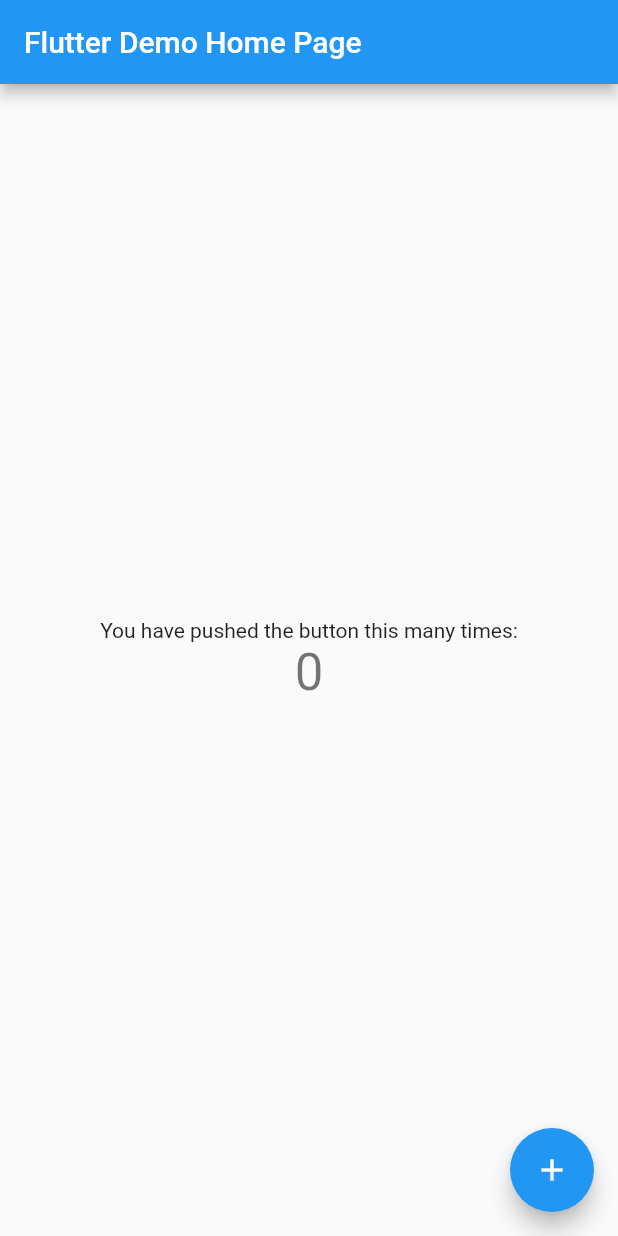
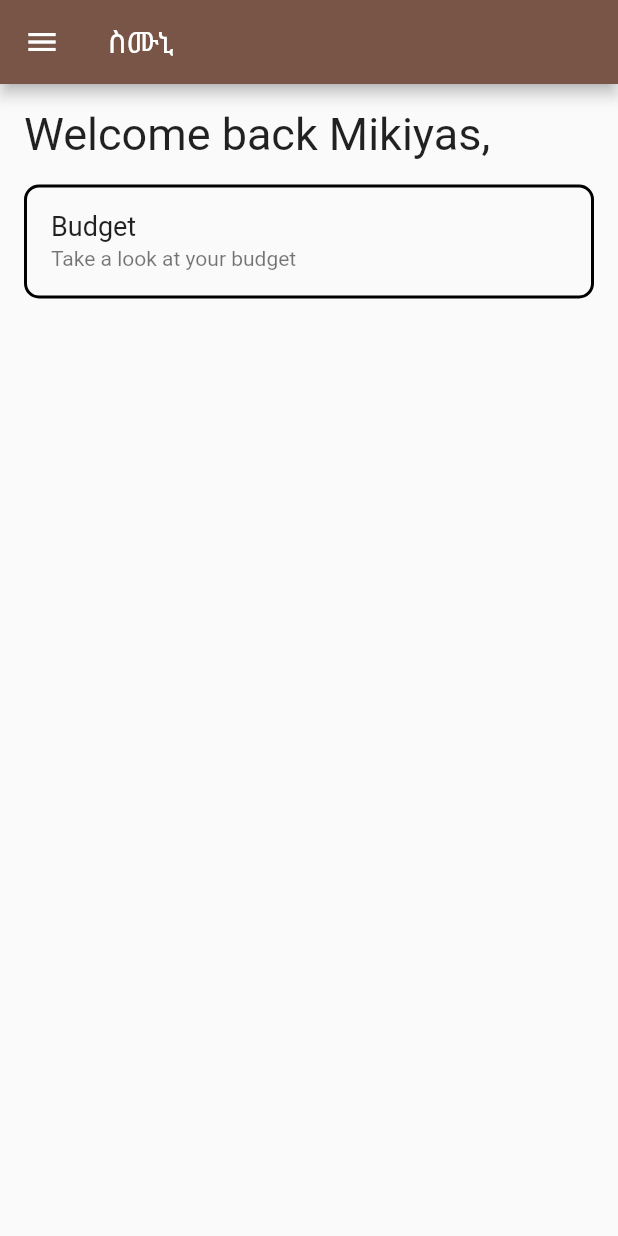
Before and after one commit to michaelzewdu/smuni, a Flutter app: the screen it shows after launch, on a phone screen of 412 x 824 dp. Run offline on Flutter 3.47's test engine with Material 2 defaults, Android fonts, the phone set to English and light mode, and no system bars.

```diff
--- a/lib/main.dart
+++ b/lib/main.dart
@@ -1,4 +1,6 @@
 import 'package:flutter/material.dart';
+import 'package:smuni/routes.dart';
+import 'package:smuni/screens/home_screen.dart';
 
 void main() {
   runApp(MyApp());
@@ -20,94 +22,9 @@ class MyApp extends StatelessWidget {
           // or simply save your changes to "hot reload" in a Flutter IDE).
           // Notice that the counter didn't reset back to zero; the application
           // is not restarted.
-        primarySwatch: Colors.blue,
-      ),
-      home: MyHomePage(title: 'Flutter Demo Home Page'),
+          primarySwatch: Colors.brown),
+      home: SmuniHomeScreen(),
+      onGenerateRoute: Routes.myOnGenerateRoute,
     );
   }
 }
-
-class MyHomePage extends StatefulWidget {
-  MyHomePage({Key? key, required this.title}) : super(key: key);
-
-  // This widget is the home page of your application. It is stateful, meaning
-  // that it has a State object (defined below) that contains fields that affect
-  // how it looks.
-
-  // This class is the configuration for the state. It holds the values (in this
-  // case the title) provided by the parent (in this case the App widget) and
-  // used by the build method of the State. Fields in a Widget subclass are
-  // always marked "final".
-
-  final String title;
-
-  @override
-  _MyHomePageState createState() => _MyHomePageState();
-}
-
-class _MyHomePageState extends State<MyHomePage> {
-  int _counter = 0;
-
-  void _incrementCounter() {
-    setState(() {
-      // This call to setState tells the Flutter framework that something has
-      // changed in this State, which causes it to rerun the build method below
-      // so that the display can reflect the updated values. If we changed
-      // _counter without calling setState(), then the build method would not be
-      // called again, and so nothing would appear to happen.
-      _counter++;
-    });
-  }
-
-  @override
-  Widget build(BuildContext context) {
-    // This method is rerun every time setState is called, for instance as done
-    // by the _incrementCounter method above.
-    //
-    // The Flutter framework has been optimized to make rerunning build methods
-    // fast, so that you can just rebuild anything that needs updating rather
-    // than having to individually change instances of widgets.
-    return Scaffold(
-      appBar: AppBar(
-        // Here we take the value from the MyHomePage object that was created by
-        // the App.build method, and use it to set our appbar title.
-        title: Text(widget.title),
-      ),
-      body: Center(
-        // Center is a layout widget. It takes a single child and positions it
-        // in the middle of the parent.
-        child: Column(
-          // Column is also a layout widget. It takes a list of children and
-          // arranges them vertically. By default, it sizes itself to fit its
-          // children horizontally, and tries to be as tall as its parent.
-          //
-          // Invoke "debug painting" (press "p" in the console, choose the
-          // "Toggle Debug Paint" action from the Flutter Inspector in Android
-          // Studio, or the "Toggle Debug Paint" command in Visual Studio Code)
-          // to see the wireframe for each widget.
-          //
-          // Column has various properties to control how it sizes itself and
-          // how it positions its children. Here we use mainAxisAlignment to
-          // center the children vertically; the main axis here is the vertical
-          // axis because Columns are vertical (the cross axis would be
-          // horizontal).
-          mainAxisAlignment: MainAxisAlignment.center,
-          children: <Widget>[
-            Text(
-              'You have pushed the button this many times:',
-            ),
-            Text(
-              '$_counter',
-              style: Theme.of(context).textTheme.headline4,
-            ),
-          ],
-        ),
-      ),
-      floatingActionButton: FloatingActionButton(
-        onPressed: _incrementCounter,
-        tooltip: 'Increment',
-        child: Icon(Icons.add),
-      ), // This trailing comma makes auto-formatting nicer for build methods.
-    );
-  }
-}
--- /dev/null
+++ b/lib/screens/constants.dart
@@ -0,0 +1,3 @@
+/// Smuni constants will later be used for localization
+
+String appName = 'ስሙኒ';
--- a/lib/screens/home_screen.dart
+++ b/lib/screens/home_screen.dart
@@ -1,10 +1,76 @@
 import 'package:flutter/material.dart';
+import 'package:smuni/screens/Budget/budgets_list_screen.dart';
 
-class Home extends StatelessWidget {
-  const Home({Key? key}) : super(key: key);
+import 'constants.dart';
+
+class SmuniHomeScreen extends StatelessWidget {
+  const SmuniHomeScreen({Key? key}) : super(key: key);
+
+  static const String routeName = 'homeScreen';
+
+  static Route route() {
+    return MaterialPageRoute(
+        builder: (context) => SmuniHomeScreen(),
+        settings: RouteSettings(name: routeName));
+  }
 
   @override
   Widget build(BuildContext context) {
-    return Container();
+    return Scaffold(
+      drawer: Drawer(
+          child: ListView(
+        children: [
+          DrawerHeader(
+              child: Text(
+            appName,
+            textAlign: TextAlign.center,
+            style: TextStyle(fontSize: 24),
+          ))
+        ],
+      )),
+      appBar: AppBar(
+          title: Text(
+        appName,
+      )),
+      body: Padding(
+        padding: const EdgeInsets.all(8.0),
+        child: Column(
+          crossAxisAlignment: CrossAxisAlignment.start,
+          children: [
+            Padding(
+              padding: const EdgeInsets.all(8.0),
+              child: Text(
+                'Welcome back Mikiyas,',
+                style: TextStyle(fontSize: 30),
+              ),
+            ),
+            Padding(
+              padding: const EdgeInsets.all(8.0),
+              child: Container(
+                decoration: BoxDecoration(
+                    border: Border.all(
+                      width: 2.0,
+                    ),
+                    borderRadius: BorderRadius.circular(10)),
+                child: Column(
+                  children: [
+                    ListTile(
+                      title: Text(
+                        'Budget',
+                        style: TextStyle(fontSize: 18),
+                      ),
+                      subtitle: Text('Take a look at your budget'),
+                      onTap: () {
+                        Navigator.pushNamed(context, BudgetListPage.routeName);
+                      },
+                    ),
+                  ],
+                ),
+              ),
+            )
+          ],
+        ),
+      ),
+    );
   }
 }
--- a/pubspec.yaml
+++ b/pubspec.yaml
@@ -23,6 +23,8 @@ environment:
 dependencies:
   flutter:
     sdk: flutter
+  sqflite:
+  path:
 
 
   # The following adds the Cupertino Icons font to your application.
```
Also changed, not shown: lib/routes.dart (added, +19 -0 lines), lib/screens/Budget/budgets_list_screen.dart (+22 -0 lines), lib/screens/settings_page.dart (added, +18 -0 lines), lib/screens/DeptPayoff/dept_payoff_plan_details_page.dart (added), lib/screens/DeptPayoff/dept_payoff_plan_edit_add_page.dart (added), lib/screens/Expense/expense_details_page.dart (added), lib/screens/Expense/expense_edit_and_add_page.dart (added), lib/screens/Expense/expense_list_page.dart (added), lib/screens/Income/income_details_page.dart (added), lib/screens/Income/income_edit_add_page.dart (added), lib/screens/Income/income_list_page.dart (added), lib/screens/finance_page.dart (added), pubspec.lock. Lines whose indentation alone changed are shown as unchanged.
